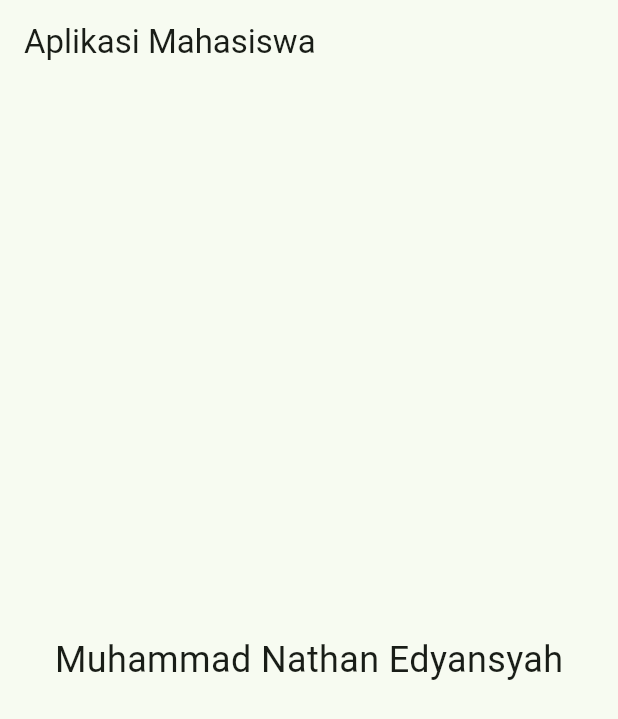
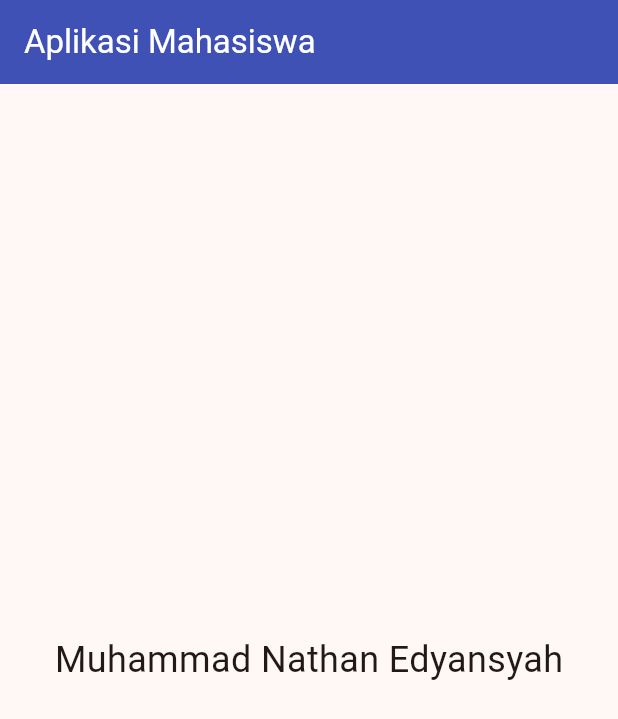
Before and after one commit to nathanedyansyah2-svg/whatever, a Flutter app: the screen it shows after launch, on a phone screen of 412 x 824 dp. Shown: the top 719 px of the screen. Run offline on Flutter 3.47's test engine with Material 3 defaults, Android fonts, the phone set to English and light mode, and no system bars.

Commit message:
Perubahan SeedColor dari Green jadi Indigo

```diff
--- a/lib/main.dart
+++ b/lib/main.dart
@@ -14,7 +14,7 @@ class MyMaterialApp extends StatelessWidget {
       theme: ThemeData(
         useMaterial3:true,
         colorScheme: ColorScheme.fromSeed(
-          seedColor: Colors.green,
+          seedColor: Colors.orangeAccent,
           )
       ),
       home: MyHomePage(),
@@ -28,6 +28,8 @@ class MyHomePage extends StatelessWidget {
   Widget build(BuildContext context) {
     return Scaffold(
       appBar: AppBar(
+        backgroundColor: Colors.indigo,
+        foregroundColor: Colors.white,
         title: Text('Aplikasi Mahasiswa'
         ),
       ),
```
